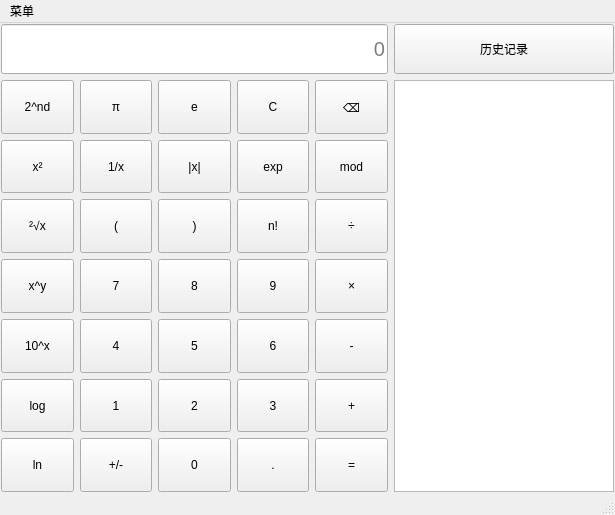
HarveyLoradom/Code, file Calculator/science.ui: the form before one commit.
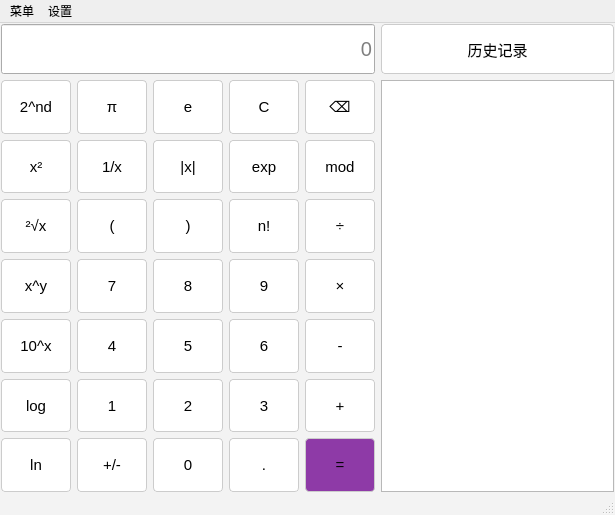
The form after the commit. Icons and pictures are not drawn.

The edit to the form file:
```diff
--- a/Calculator/science.ui
+++ b/Calculator/science.ui
@@ -31,6 +31,22 @@
   <property name="windowTitle">
    <string>计算器</string>
   </property>
+  <property name="styleSheet">
+   <string notr="true"> QMainWindow {
+ background-color: #F3F3F3;
+ color: black; }
+ QPushButton {
+ background-color: #FFFFFF; 
+color: black; 
+font-size:15px;
+border: 1px solid #ccc;
+ border-radius: 4px; }
+#btnEqual{
+background-color:#8E3AA7;
+}
+ QPushButton:hover { 
+background-color: #F3F3F3; }</string>
+  </property>
   <widget class="QWidget" name="centralwidget">
    <layout class="QGridLayout" name="gridLayout">
     <property name="leftMargin">
@@ -824,7 +840,18 @@
     <addaction name="Currency"/>
     <addaction name="Capacity"/>
    </widget>
+   <widget class="QMenu" name="menu_2">
+    <property name="title">
+     <string>设置</string>
+    </property>
+    <addaction name="Theme"/>
+    <addaction name="Background"/>
+    <addaction name="Font"/>
+    <addaction name="FontColor"/>
+    <addaction name="FontBackgroundColor"/>
+   </widget>
    <addaction name="menu"/>
+   <addaction name="menu_2"/>
   </widget>
   <widget class="QStatusBar" name="statusbar"/>
   <action name="Standard">
```
Left out of the diff: 60 changed lines with no effect on the pictures.
